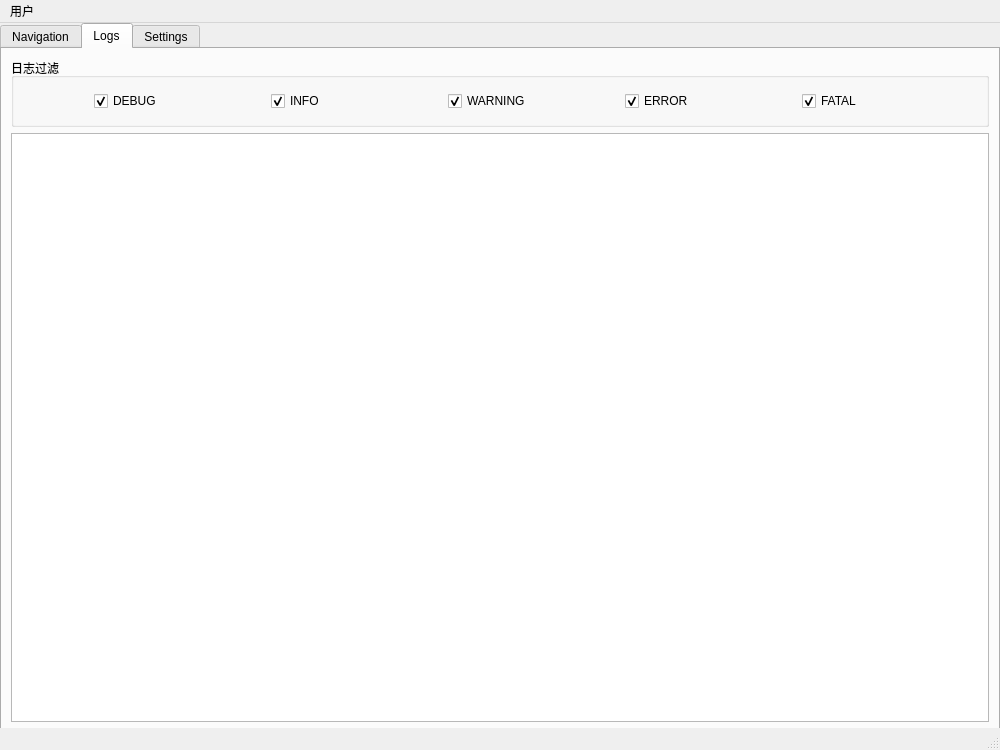
Before: the Qt Designer form renwu/mainwindow.ui in csdadd/BiSheWslTest_ws-src, drawn with Qt 5.
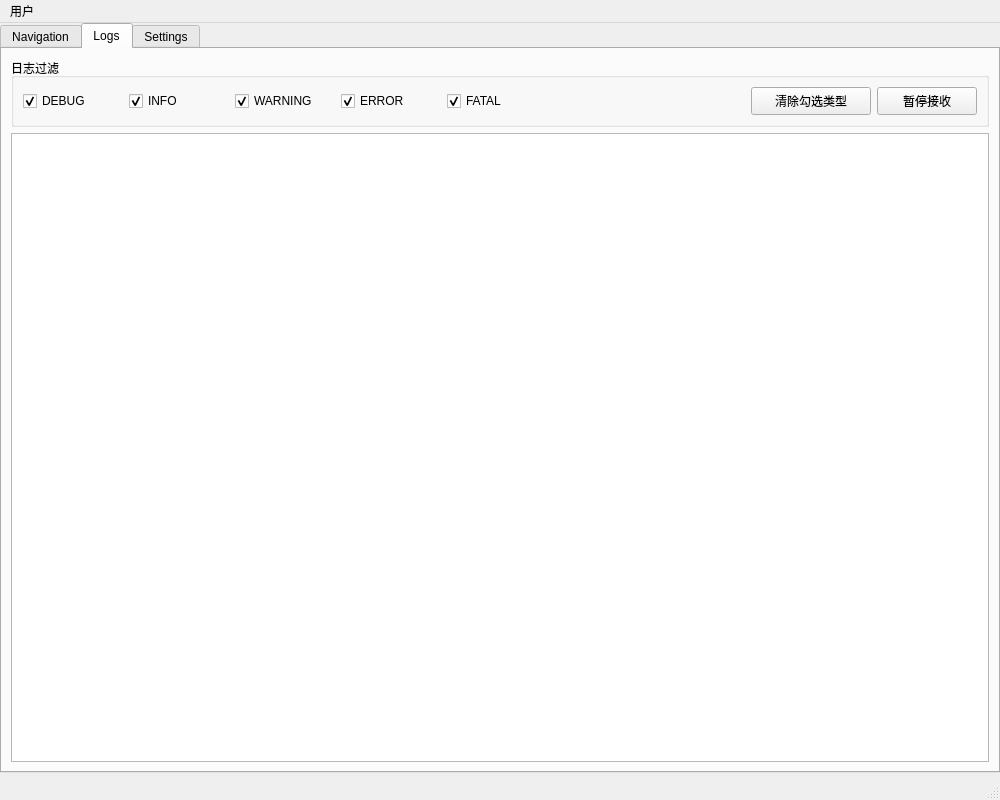
After: the same form once the commit is applied. The open tabs and pages were chosen to show the change.

```diff
--- a/renwu/mainwindow.ui
+++ b/renwu/mainwindow.ui
@@ -7,7 +7,7 @@
     <x>0</x>
     <y>0</y>
     <width>1000</width>
-    <height>750</height>
+    <height>800</height>
    </rect>
   </property>
   <property name="windowTitle">
@@ -20,19 +20,19 @@
       <x>0</x>
       <y>0</y>
       <width>1000</width>
-      <height>710</height>
+      <height>750</height>
      </rect>
     </property>
     <property name="minimumSize">
      <size>
       <width>1000</width>
-      <height>710</height>
+      <height>750</height>
      </size>
     </property>
     <property name="maximumSize">
      <size>
       <width>1000</width>
-      <height>700</height>
+      <height>750</height>
      </size>
     </property>
     <property name="currentIndex">
@@ -672,6 +672,60 @@
            </property>
           </widget>
          </item>
+         <item row="0" column="5">
+          <spacer name="horizontalSpacer_2">
+           <property name="orientation">
+            <enum>Qt::Horizontal</enum>
+           </property>
+           <property name="sizeHint" stdset="0">
+            <size>
+             <width>20</width>
+             <height>20</height>
+            </size>
+           </property>
+          </spacer>
+         </item>
+         <item row="0" column="6">
+          <widget class="QPushButton" name="clearLogButton">
+           <property name="minimumSize">
+            <size>
+             <width>120</width>
+             <height>28</height>
+            </size>
+           </property>
+           <property name="maximumSize">
+            <size>
+             <width>150</width>
+             <height>28</height>
+            </size>
+           </property>
+           <property name="text">
+            <string>清除勾选类型</string>
+           </property>
+          </widget>
+         </item>
+         <item row="0" column="7">
+          <widget class="QPushButton" name="pauseLogButton">
+           <property name="minimumSize">
+            <size>
+             <width>100</width>
+             <height>28</height>
+            </size>
+           </property>
+           <property name="maximumSize">
+            <size>
+             <width>120</width>
+             <height>28</height>
+            </size>
+           </property>
+           <property name="text">
+            <string>暂停接收</string>
+           </property>
+           <property name="checkable">
+            <bool>true</bool>
+           </property>
+          </widget>
+         </item>
         </layout>
        </widget>
       </item>
```
Left out of the diff: 4 changed lines with no effect on the pictures.
